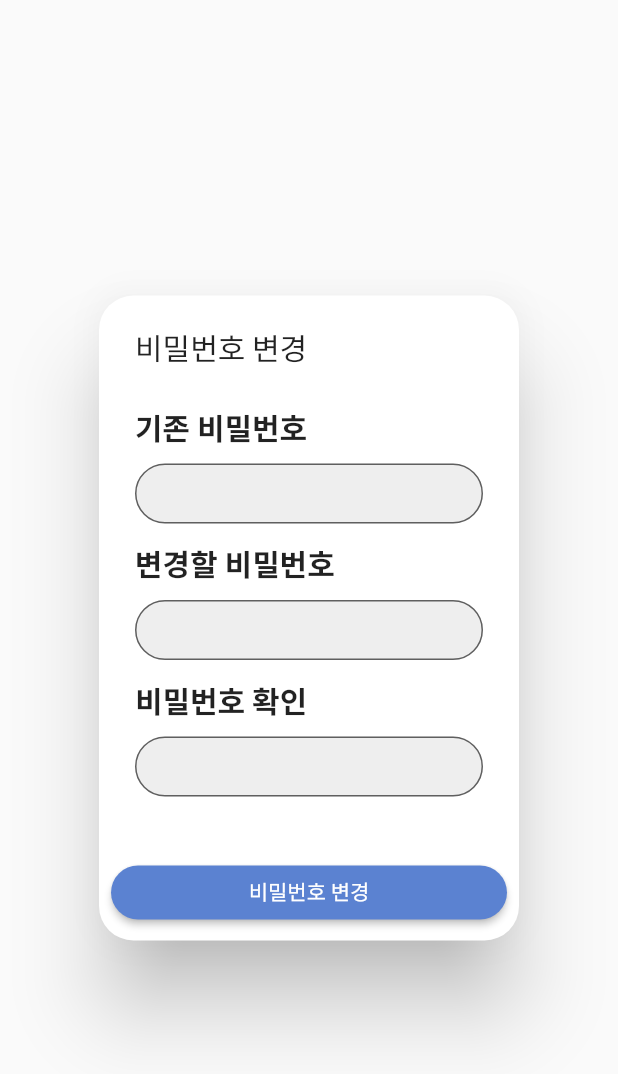
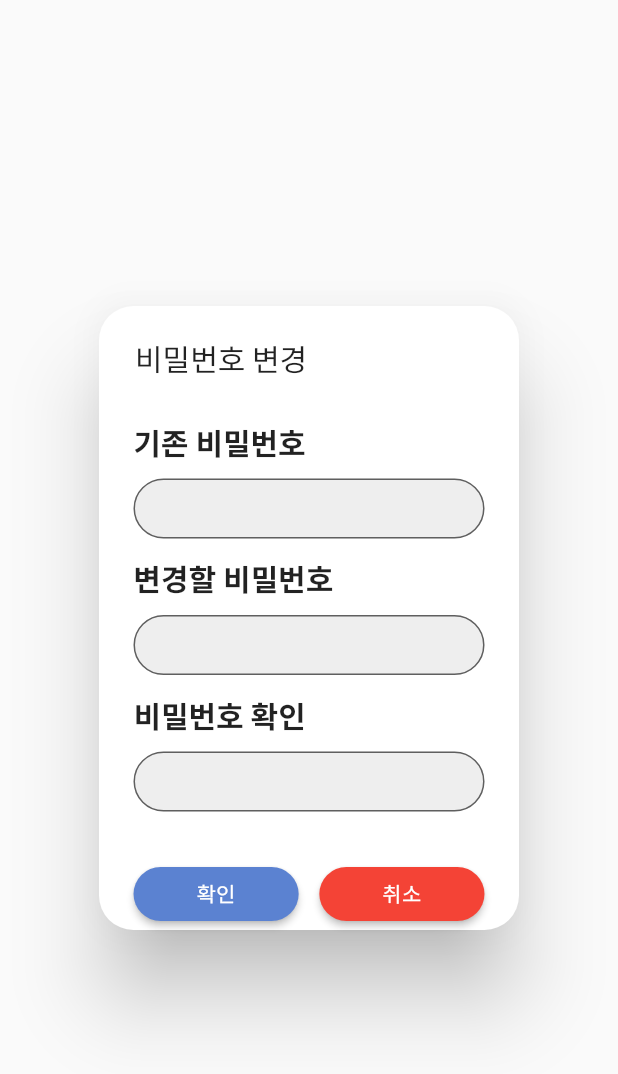
Before and after one commit to COZYLLC/H4Pay_Flutter, a Flutter app: the ChangePWDialog widget shown alone on an empty page, opened directly with empty values, on a phone screen of 412 x 824 dp. Shown: the top 1074 px of the screen. Run offline on Flutter 3.47's test engine with Material 2 defaults, Android fonts, the phone set to English and light mode, and no system bars; our stand-ins replace barcode_widget, blur, cached_network_image, carousel_slider, connectivity, custom_navigation_bar and 12 more; missing offline and left inert: animated_check, in_app_update, kakao_flutter_sdk, new_version, screen_brightness; accounts and stored records are empty; generated files the repository leaves out were written again; network calls fail.

Commit message:
Fix minor things
- Implement kakaoGift resend
- Adjust gift bottomsheet
- Add AppBar to NoticeList
- Add padding to H4PayDialog actions

```diff
--- a/lib/Page/Account/ChangePassword.dart
+++ b/lib/Page/Account/ChangePassword.dart
@@ -32,13 +32,8 @@ class ChangePWDialog extends H4PayDialog {
 
   @override
   Widget build(BuildContext context) {
-    return AlertDialog(
-      shape: RoundedRectangleBorder(
-        borderRadius: BorderRadius.all(
-          Radius.circular(23.0),
-        ),
-      ),
-      title: Text(title),
+    return H4PayDialog(
+      title: title,
       content: SingleChildScrollView(
         child: Column(
           children: [
@@ -72,14 +67,14 @@ class ChangePWDialog extends H4PayDialog {
         ),
       ),
       actions: [
-        H4PayButton(
-          text: "비밀번호 변경",
-          onClick: () {
+        OkCancelGroup(
+          okClicked: () {
             _changePassword(context);
           },
-          backgroundColor: Theme.of(context).primaryColor,
-          width: double.infinity,
-        ),
+          cancelClicked: () {
+            Navigator.pop(context);
+          },
+        )
       ],
     );
   }
--- a/lib/Page/NoticeList.dart
+++ b/lib/Page/NoticeList.dart
@@ -6,7 +6,6 @@ import 'package:h4pay/model/Event.dart';
 import 'package:h4pay/model/Notice.dart';
 import 'package:h4pay/Page/Purchase/PurchaseList.dart';
 import 'package:h4pay/components/Card.dart';
-import 'package:h4pay/model/User.dart';
 
 class NoticeListPage extends ListPage {
   NoticeListPage()
--- a/lib/dialog/H4PayDialog.dart
+++ b/lib/dialog/H4PayDialog.dart
@@ -20,6 +20,7 @@ class H4PayDialog extends StatelessWidget {
       title: Text(title),
       content: SingleChildScrollView(child: content),
       actions: actions,
+      actionsPadding: EdgeInsets.symmetric(horizontal: 23),
     );
   }
 }
```
Also changed, not shown: lib/Page/Support.dart (+7 -1 lines), lib/components/Card.dart (+66 -2 lines), lib/dialog/GiftOption.dart (+6 -7 lines).
